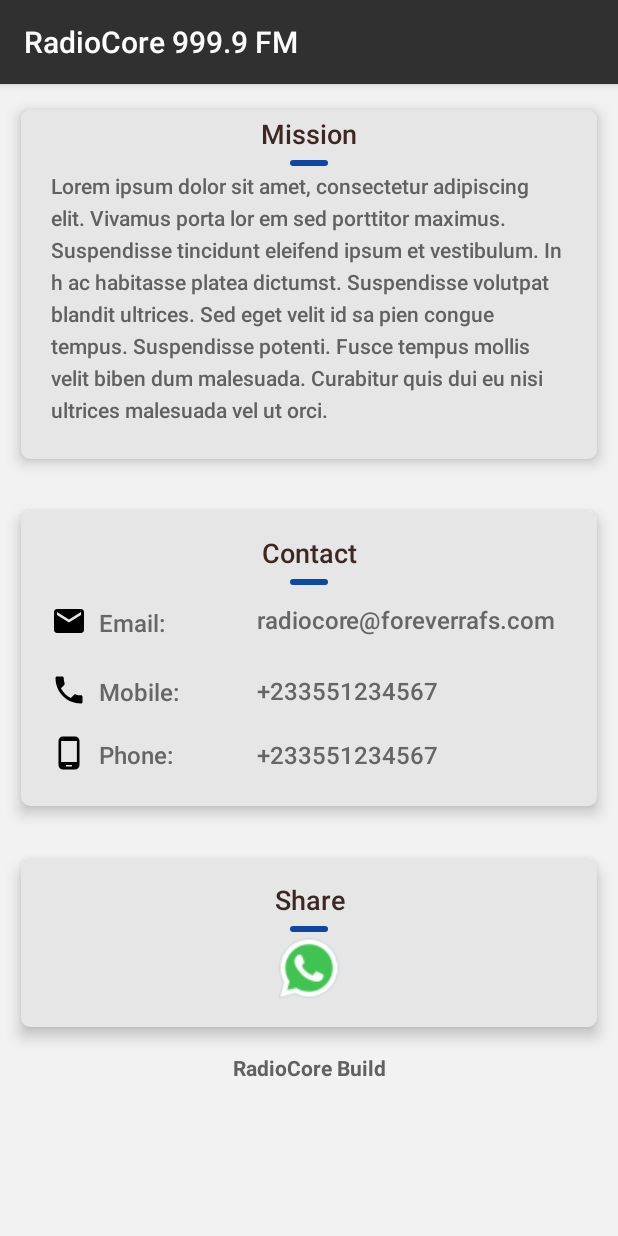
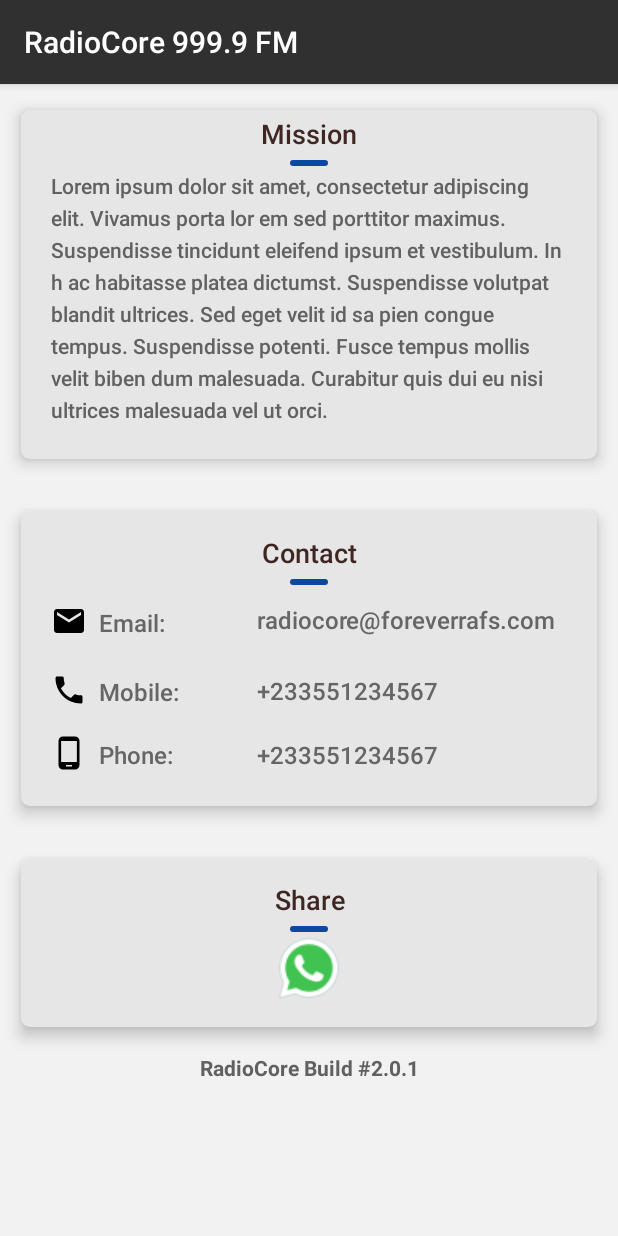
Before and after one commit to rafsanjani/Radiocore, an Android app: the fragment AboutFragment shown on its own in the app's theme, on a phone screen of 412 x 824 dp. Run offline under Robolectric (Android 15) with nearby library versions, the phone set to English and light mode, and no system bars; network calls fail; 1 statement that could not run was skipped.

Commit message:
add buildinfo to about screen

```diff
--- a/app/src/main/res/layout/fragment_about.xml
+++ b/app/src/main/res/layout/fragment_about.xml
@@ -265,7 +265,6 @@
             android:id="@+id/tvFooterText"
             android:layout_width="match_parent"
             android:layout_height="wrap_content"
-            android:text="RadioCore Build"
             android:textAlignment="center"
             android:textColor="@color/grey_700"
             android:textStyle="bold" />
--- a/app/src/main/res/values/strings.xml
+++ b/app/src/main/res/values/strings.xml
@@ -8,6 +8,7 @@
     <string name="website_and_value">Website: https://www.foreverafs.com/radiocore</string>
     <string name="email_and_value">Email: radiocore@foreverrafs.com</string>
     <string name="phone_and_value">Phone: +233551234567</string>
+    <string name="about_build_info">RadioCore Build #%1$s</string>
 
     <!--Acivity Titles-->
     <string name="activity_news_title">RadioCore News</string>
```
Also changed, not shown: app/src/main/java/com/foreverrafs/radiocore/player/StreamPlayer.kt (+5 -7 lines).
